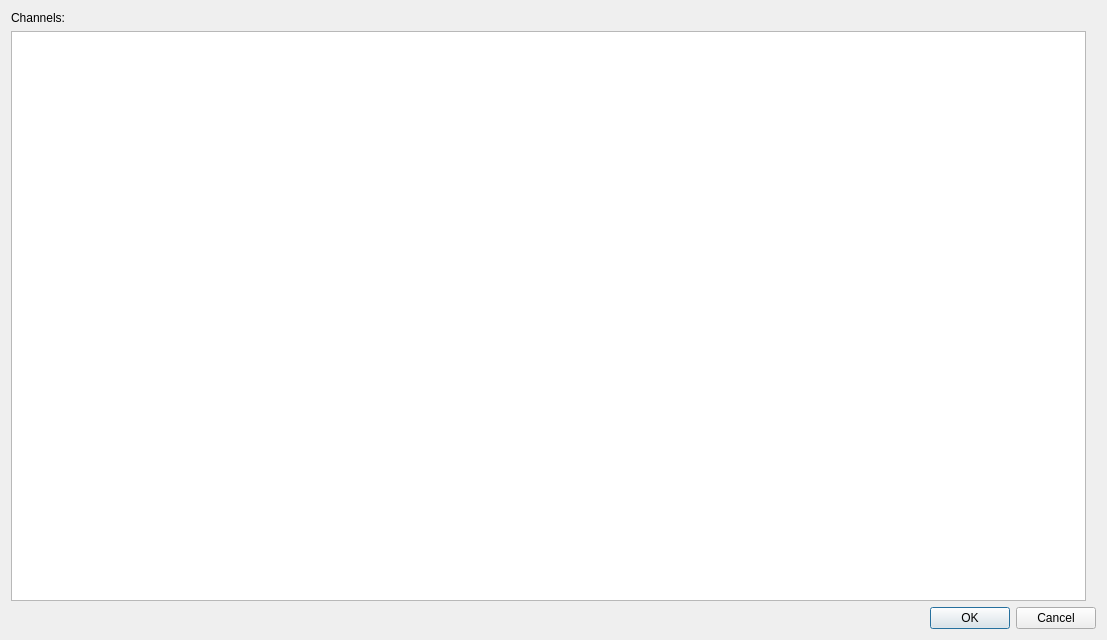
Before: the Qt Designer form plotjuggler_plugins/DataLoadZcm/dataload_zcm.ui in yuanzhongqiao/PlotJuggler, drawn with Qt 5.
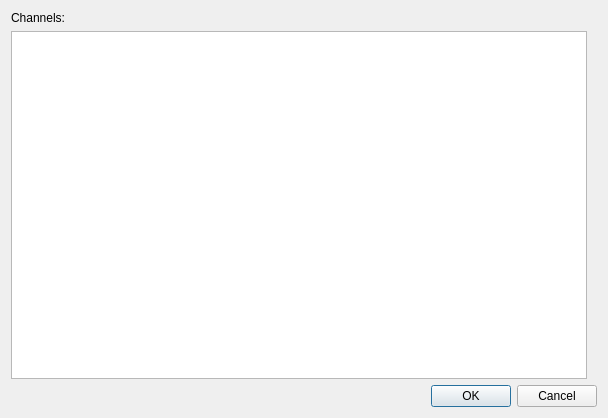
After: the same form once the commit is applied.

What changed in the file:
```diff
--- a/plotjuggler_plugins/DataLoadZcm/dataload_zcm.ui
+++ b/plotjuggler_plugins/DataLoadZcm/dataload_zcm.ui
@@ -6,8 +6,8 @@
    <rect>
     <x>0</x>
     <y>0</y>
-    <width>1107</width>
-    <height>640</height>
+    <width>608</width>
+    <height>418</height>
    </rect>
   </property>
   <property name="windowTitle">
```
